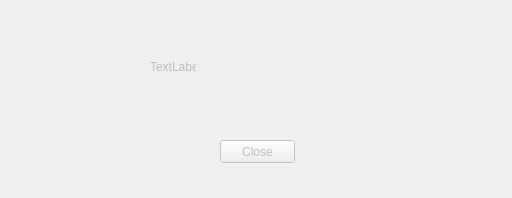
Above: DebugSerial/examples/DualGraph/Grap.ui from ashleyjr/DebugSerial before the change. Below: the same form after it.
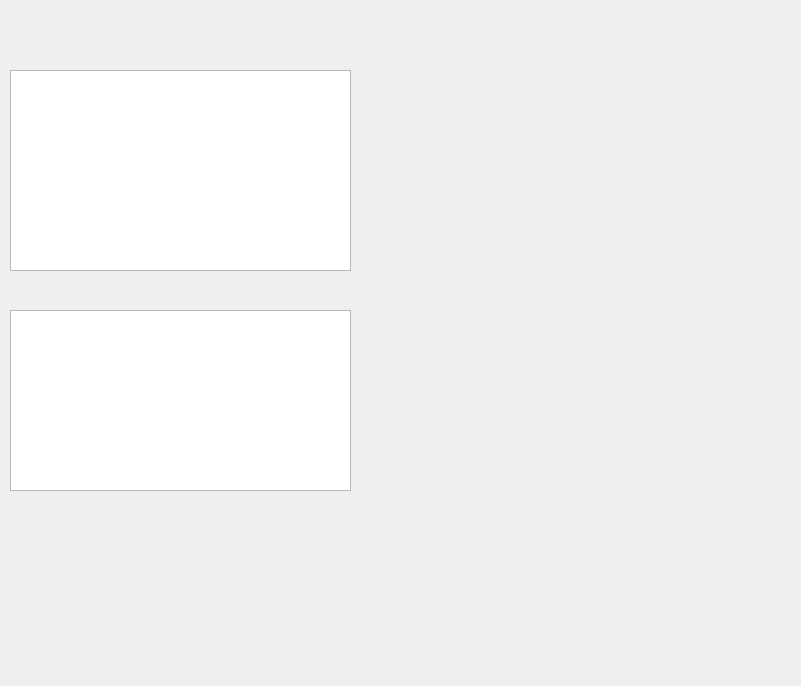
That is the form after the change. Custom widgets are drawn as their Qt base class.

Patch:
```diff
--- a/DebugSerial/examples/DualGraph/Grap.ui
+++ b/DebugSerial/examples/DualGraph/Grap.ui
@@ -6,8 +6,8 @@
    <rect>
     <x>0</x>
     <y>0</y>
-    <width>512</width>
-    <height>198</height>
+    <width>801</width>
+    <height>686</height>
    </rect>
   </property>
   <property name="windowTitle">
@@ -15,42 +15,60 @@
   </property>
   <widget class="QWidget" name="Menu">
    <property name="enabled">
-    <bool>false</bool>
+    <bool>true</bool>
    </property>
    <property name="focusPolicy">
     <enum>Qt::NoFocus</enum>
    </property>
-   <widget class="QLabel" name="label">
+   <widget class="QwtPlot" name="qwtPlotTx">
     <property name="geometry">
      <rect>
-      <x>150</x>
-      <y>60</y>
-      <width>46</width>
-      <height>13</height>
+      <x>390</x>
+      <y>70</y>
+      <width>400</width>
+      <height>200</height>
      </rect>
     </property>
-    <property name="text">
-     <string>TextLabel</string>
-    </property>
    </widget>
-   <widget class="QPushButton" name="btnClose">
-    <property name="enabled">
-     <bool>false</bool>
+   <widget class="QwtPlot" name="qwtPlotRx">
+    <property name="geometry">
+     <rect>
+      <x>390</x>
+      <y>300</y>
+      <width>400</width>
+      <height>200</height>
+     </rect>
     </property>
+   </widget>
+   <widget class="QTextEdit" name="textEditTx">
     <property name="geometry">
      <rect>
-      <x>220</x>
-      <y>140</y>
-      <width>75</width>
-      <height>23</height>
+      <x>10</x>
+      <y>70</y>
+      <width>341</width>
+      <height>201</height>
      </rect>
     </property>
-    <property name="text">
-     <string>Close</string>
+   </widget>
+   <widget class="QTextEdit" name="textEditRx">
+    <property name="geometry">
+     <rect>
+      <x>10</x>
+      <y>310</y>
+      <width>341</width>
+      <height>181</height>
+     </rect>
     </property>
    </widget>
   </widget>
  </widget>
+ <customwidgets>
+  <customwidget>
+   <class>QwtPlot</class>
+   <extends>QFrame</extends>
+   <header>qwt_plot.h</header>
+  </customwidget>
+ </customwidgets>
  <resources/>
  <connections/>
 </ui>
```
